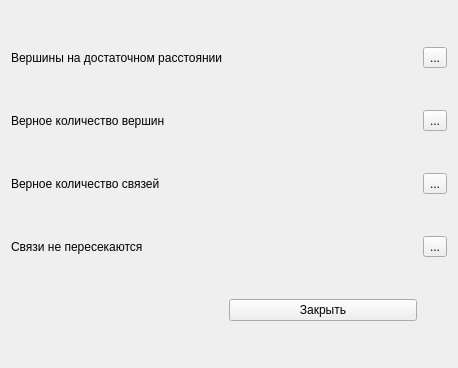
First picture: the form in qt_designer_ui/task2CheckForm.ui, repository IvaMarin/Project-Network-Diagram-App, before the edit.
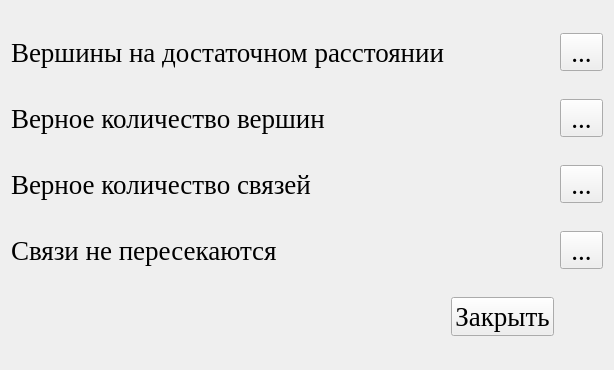
Second picture: the form after the edit. Icons and pictures are not drawn.

The edit to the form file:
```diff
--- a/qt_designer_ui/task2CheckForm.ui
+++ b/qt_designer_ui/task2CheckForm.ui
@@ -6,10 +6,16 @@
    <rect>
     <x>0</x>
     <y>0</y>
-    <width>458</width>
-    <height>368</height>
+    <width>590</width>
+    <height>370</height>
    </rect>
   </property>
+  <property name="font">
+   <font>
+    <family>Times New Roman</family>
+    <pointsize>20</pointsize>
+   </font>
+  </property>
   <property name="windowTitle">
    <string>Проверка</string>
   </property>
```
